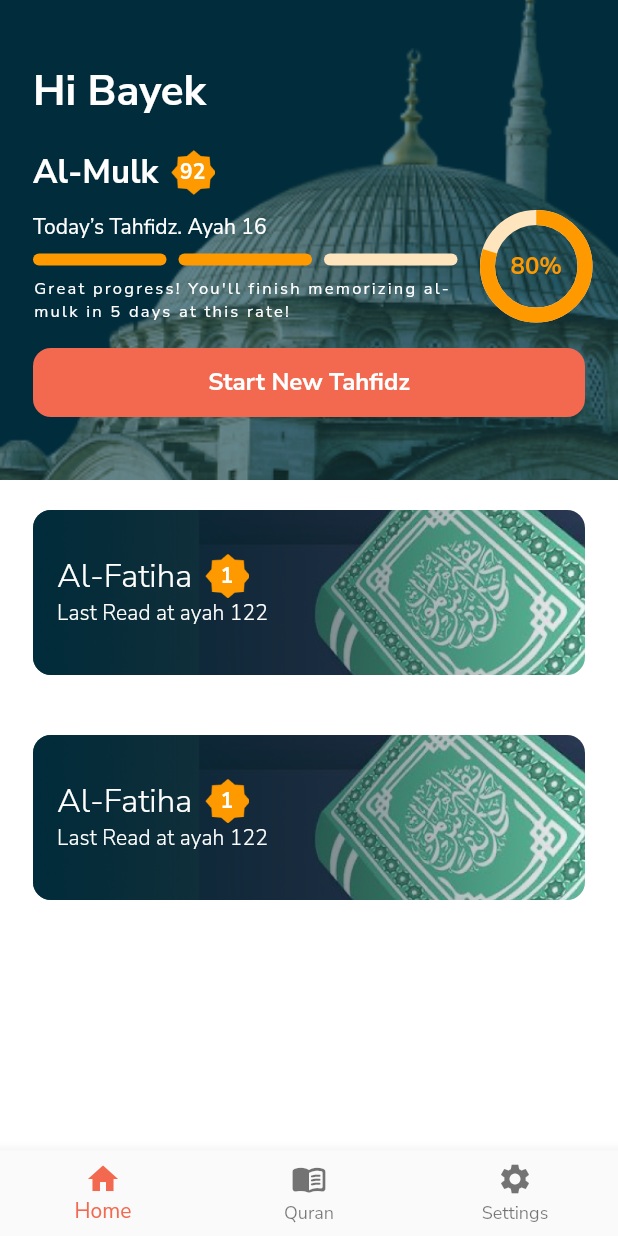
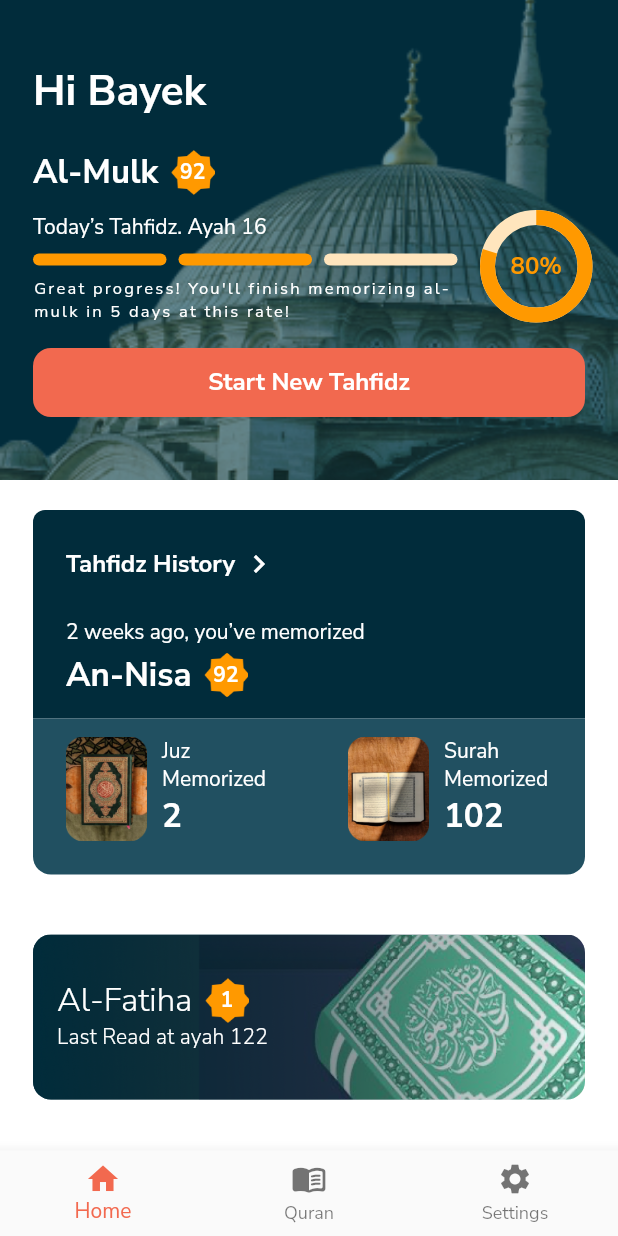
Before and after one commit to ismailrohaga/app-hafizh, a Flutter app: the HomeView screen opened by its route, on a phone screen of 412 x 824 dp. Run offline on Flutter 3.47's test engine with Material 2 defaults, Android fonts, the phone set to English and light mode, and no system bars; our stand-ins replace dartz, dio, equatable, firebase_auth, firebase_core, flutter_bloc and 8 more; missing offline and left inert: dio_cache_interceptor; accounts and stored records are empty.

Commit message:
feat: implement tahfiz history card

```diff
--- a/lib/common/ui/app_colors.dart
+++ b/lib/common/ui/app_colors.dart
@@ -5,12 +5,12 @@ class AppColors {
   static const Color kSecondary = Color(0xFFFF9900);
   static const Color kTertriary = Color(0xFFFFE5BD);
   static const Color kDeepGreen = Color(0xFF012C3B);
+  static const Color kLightDeepGreen = Color(0XFF215061);
 
   static const kColorScheme = ColorScheme(
     primary: kPrimary,
     primaryContainer: kPrimary,
     secondary: kSecondary,
-    secondaryContainer: kSecondary,
     tertiary: kTertriary,
     tertiaryContainer: kTertriary,
     surface: Colors.white,
--- /dev/null
+++ b/lib/common/ui/widget/organisms/dashboard_widget.dart
@@ -0,0 +1,108 @@
+import 'package:flutter/material.dart';
+import 'package:hafizh/common/const/const.dart';
+import 'package:hafizh/common/ext/build_context_ext.dart';
+
+import 'package:hafizh/common/ui/widget/atoms/atoms.dart';
+import 'package:hafizh/common/ui/widget/molecules/molecules.dart';
+
+class DashboardWidget extends StatelessWidget {
+  final String backgroundImage;
+  final HafizhButtonWidget? callToAction;
+
+  const DashboardWidget({
+    super.key,
+    required this.backgroundImage,
+    this.callToAction,
+  });
+
+  @override
+  Widget build(BuildContext context) {
+    return Container(
+      padding: const EdgeInsets.symmetric(
+          vertical: 42, horizontal: ScreenPaddingConstant.horizontal),
+      decoration: BoxDecoration(
+          image: DecorationImage(
+              image: AssetImage(backgroundImage), fit: BoxFit.cover)),
+      child: Column(
+        children: [
+          Expanded(
+            child: Row(
+              mainAxisAlignment: MainAxisAlignment.spaceBetween,
+              crossAxisAlignment: CrossAxisAlignment.end,
+              children: const [
+                Expanded(
+                  child: DashboardUserProgressWidget(),
+                ),
+                SizedBox(
+                  width: 12,
+                ),
+                CircularPercentageIndicatorWidget(
+                  value: 0.8,
+                )
+              ],
+            ),
+          ),
+          const SizedBox(
+            height: 22,
+          ),
+          Row(
+            children: [
+              Expanded(
+                child: callToAction ?? Container(),
+              ),
+            ],
+          ),
+        ],
+      ),
+    );
+  }
+}
+
+// TODO: Need to be injected from the outside @mizard
+class DashboardUserProgressWidget extends StatelessWidget {
+  const DashboardUserProgressWidget({
+    super.key,
+  });
+
+  @override
+  Widget build(BuildContext context) {
+    return Column(
+      crossAxisAlignment: CrossAxisAlignment.start,
+      mainAxisAlignment: MainAxisAlignment.end,
+      children: [
+        Text(
+          'Hi Bayek',
+          style: context.textTheme.headlineMedium,
+        ),
+        const SizedBox(
+          height: 20,
+        ),
+        const SurahWithBadgeWidget(
+          surah: 'Al-Mulk',
+          surahNumber: 92,
+        ),
+        const SizedBox(
+          height: 12,
+        ),
+        Text(
+          'Today’s Tahfidz. Ayah 16',
+          style: context.textTheme.labelLarge,
+        ),
+        const SizedBox(
+          height: 8,
+        ),
+        const HorizontalProgressBarIndicator(
+          count: 3,
+          value: 2,
+        ),
+        const SizedBox(
+          height: 8,
+        ),
+        Text(
+          'Great progress! You\'ll finish memorizing al-mulk in 5 days at this rate!',
+          style: context.textTheme.labelSmall,
+        ),
+      ],
+    );
+  }
+}
--- a/lib/common/ui/widget/organisms/organisms.dart
+++ b/lib/common/ui/widget/organisms/organisms.dart
@@ -1,2 +1,4 @@
 export 'appbar/scaffold_with_detail_surah_app_bar.dart';
 export 'bottom_nav/scaffold_with_bottom_nav_bar.dart';
+export 'sliver_scroll_wrapper_view_widget.dart';
+export 'dashboard_widget.dart';
--- /dev/null
+++ b/lib/common/ui/widget/organisms/sliver_scroll_wrapper_view_widget.dart
@@ -0,0 +1,29 @@
+import 'package:flutter/material.dart';
+import 'package:hafizh/common/ext/build_context_ext.dart';
+
+class SliverScrollWrapperViewWidget extends StatelessWidget {
+  final Widget background;
+  final List<Widget> listDelegate;
+
+  const SliverScrollWrapperViewWidget({
+    super.key,
+    required this.listDelegate,
+    required this.background,
+  });
+
+  @override
+  Widget build(BuildContext context) {
+    return CustomScrollView(slivers: [
+      SliverAppBar(
+        expandedHeight: 320,
+        backgroundColor: context.colors.background,
+        flexibleSpace: FlexibleSpaceBar(
+          background: background,
+        ),
+      ),
+      SliverList(
+        delegate: SliverChildListDelegate(listDelegate),
+      ),
+    ]);
+  }
+}
--- a/lib/presentation/home/home_view.dart
+++ b/lib/presentation/home/home_view.dart
@@ -1,16 +1,15 @@
 import 'package:flutter/material.dart';
 
 import 'package:hafizh/common/const/named_routes.dart';
-import 'package:hafizh/common/const/screen_padding_constant.dart';
 
-import 'package:hafizh/common/ext/build_context_ext.dart';
-
-import 'package:hafizh/common/ui/widget/atoms/atoms.dart';
 import 'package:hafizh/common/ui/widget/molecules/molecules.dart';
+import 'package:hafizh/common/ui/widget/organisms/organisms.dart';
 
 import 'package:hafizh/common/dependencies/dependencies.dart';
 
 import 'package:hafizh/presentation/bloc/app_bloc.dart';
+import 'package:hafizh/presentation/home/widgets/tahfidz_history_card_widget.dart';
+import 'package:hafizh/presentation/home/widgets/tahfidz_history_list_delegate_widget.dart';
 
 class HomeView extends StatelessWidget {
   const HomeView({super.key});
@@ -23,128 +22,19 @@ class HomeView extends StatelessWidget {
             context.goNamed(NamedRoutes.loginView);
           }
         },
-        child: Scaffold(
-          body: CustomScrollView(slivers: [
-            SliverAppBar(
-              expandedHeight: 320,
-              backgroundColor: context.colors.background,
-              flexibleSpace: FlexibleSpaceBar(
-                background: Container(
-                  padding: const EdgeInsets.symmetric(
-                      vertical: 42,
-                      horizontal: ScreenPaddingConstant.horizontal),
-                  decoration: const BoxDecoration(
-                      image: DecorationImage(
-                          image: AssetImage("assets/images/home_hero.png"),
-                          fit: BoxFit.cover)),
-                  child: Column(
-                    children: [
-                      Expanded(
-                        child: Row(
-                          mainAxisAlignment: MainAxisAlignment.spaceBetween,
-                          crossAxisAlignment: CrossAxisAlignment.end,
-                          children: [
-                            Expanded(
-                              child: Column(
-                                crossAxisAlignment: CrossAxisAlignment.start,
-                                mainAxisAlignment: MainAxisAlignment.end,
-                                children: [
-                                  Text(
-                                    'Hi Bayek',
-                                    style: context.textTheme.headlineMedium,
-                                  ),
-                                  const SizedBox(
-                                    height: 20,
-                                  ),
-                                  const SurahWithBadgeWidget(
-                                    surah: 'Al-Mulk',
-                                    surahNumber: 92,
-                                  ),
-                                  const SizedBox(
-                                    height: 12,
-                                  ),
-                                  Text(
-                                    'Today’s Tahfidz. Ayah 16',
-                                    style: context.textTheme.labelLarge,
-                                  ),
-                                  const SizedBox(
-                                    height: 8,
-                                  ),
-                                  const HorizontalProgressBarIndicator(
-                                    count: 3,
-                                    value: 2,
-                                  ),
-                                  const SizedBox(
-                                    height: 8,
-                                  ),
-                                  Text(
-                                    'Great progress! You\'ll finish memorizing al-mulk in 5 days at this rate!',
-                                    style: context.textTheme.labelSmall,
-                                  ),
-                                ],
-                              ),
-                            ),
-                            const SizedBox(
-                              width: 12,
-                            ),
-                            const CircularPercentageIndicatorWidget(
-                              value: 0.8,
-                            )
-                          ],
-                        ),
-                      ),
-                      const SizedBox(
-                        height: 22,
-                      ),
-                      Row(
-                        children: const [
-                          Expanded(
-                            child: HafizhButtonWidget(
-                              text: 'Start New Tahfidz',
-                            ),
-                          ),
-                        ],
-                      ),
-                    ],
-                  ),
-                ),
+        child: const Scaffold(
+          body: SliverScrollWrapperViewWidget(
+            background: DashboardWidget(
+              backgroundImage: "assets/images/home_hero.png",
+              callToAction: HafizhButtonWidget(
+                text: 'Start New Tahfidz',
               ),
             ),
-            SliverList(
-              delegate: SliverChildListDelegate([
-                Padding(
-                  padding: const EdgeInsets.symmetric(
-                      vertical: 20,
-                      horizontal: ScreenPaddingConstant.horizontal),
-                  child: Column(
-                    children: [
-                      SurahCardWidget(
-                        subtitle: "Last Read at ayah 122",
-                        name: "Al-Fatiha",
-                        number: 1,
-                        onTap: () => {},
-                      ),
-                    ],
-                  ),
-                ),
-                Padding(
-                  padding: const EdgeInsets.symmetric(
-                      vertical: 20,
-                      horizontal: ScreenPaddingConstant.horizontal),
-                  child: Column(
-                    children: [
-                      SurahCardWidget(
-                        subtitle: "Last Read at ayah 122",
-                        name: "Al-Fatiha",
-                        number: 1,
-                        onTap: () => {},
-                      ),
-                    ],
-                  ),
-                ),
-              ]),
-            ),
-          ]),
+            listDelegate: [
+              TahfidzHistoryCardWidget(),
+              TahfidzhHistoryListDelegateWidget()
+            ],
+          ),
         ));
   }
 }
--- /dev/null
+++ b/lib/presentation/home/widgets/tahfidz_history_card_widget.dart
@@ -0,0 +1,159 @@
+import 'package:flutter/material.dart';
+import 'package:hafizh/common/const/const.dart';
+import 'package:hafizh/common/ext/build_context_ext.dart';
+import 'package:hafizh/common/ui/app_colors.dart';
+import 'package:hafizh/common/ui/widget/atoms/surah_with_badge_widget.dart';
+
+class TahfidzHistoryCardWidget extends StatelessWidget {
+  const TahfidzHistoryCardWidget({super.key});
+
+  @override
+  Widget build(BuildContext context) {
+    return Padding(
+        padding: const EdgeInsets.symmetric(
+            vertical: 20, horizontal: ScreenPaddingConstant.horizontal),
+        child: Column(
+          crossAxisAlignment: CrossAxisAlignment.start,
+          children: const [
+            HistoryResultOfTahfidzWidget(),
+            MemorizedInfoWidget(
+              juzMemorizedCount: '2',
+              surahMemorizedCount: '102',
+            ),
+          ],
+        ));
+  }
+}
+
+class MemorizedInfoWidget extends StatelessWidget {
+  final String juzMemorizedCount;
+  final String surahMemorizedCount;
+
+  const MemorizedInfoWidget({
+    super.key,
+    this.juzMemorizedCount = '0',
+    this.surahMemorizedCount = '0',
+  });
+
+  @override
+  Widget build(BuildContext context) {
+    return Container(
+      width: double.infinity,
+      padding: const EdgeInsets.only(left: 22, top: 12, right: 22, bottom: 22),
+      decoration: const BoxDecoration(
+        color: AppColors.kLightDeepGreen,
+        borderRadius: BorderRadius.only(
+            bottomLeft: Radius.circular(CircularConstant.lg),
+            bottomRight: Radius.circular(CircularConstant.lg)),
+      ),
+      child: Row(
+        mainAxisAlignment: MainAxisAlignment.spaceBetween,
+        children: [
+          MemorizedResultCountWidget(
+            image: 'assets/images/quran_1_image.png',
+            title: 'Juz Memorized',
+            count: juzMemorizedCount,
+          ),
+          MemorizedResultCountWidget(
+            image: 'assets/images/quran_2_image.png',
+            title: 'Surah Memorized',
+            count: surahMemorizedCount,
+          ),
+        ],
+      ),
+    );
+  }
+}
+
+class MemorizedResultCountWidget extends StatelessWidget {
+  final String title;
+  final String count;
+  final String image;
+
+  const MemorizedResultCountWidget({
+    super.key,
+    required this.title,
+    required this.count,
+    required this.image,
+  });
+
+  @override
+  Widget build(BuildContext context) {
+    return SizedBox(
+      width: context.mediaQuery.size.width * 0.33,
+      child: Row(
+        crossAxisAlignment: CrossAxisAlignment.start,
+        children: [
+          Image(image: AssetImage(image), width: 54, height: 70),
+          const SizedBox(
+            width: 10,
+          ),
+          Expanded(
+            child: Column(
+              crossAxisAlignment: CrossAxisAlignment.start,
+              children: [
+                Text(title, style: context.textTheme.bodyMedium),
+                Text(
+                  count,
+                  style: context.textTheme.titleLarge,
+                ),
+              ],
+            ),
+          ),
+        ],
+      ),
+    );
+  }
+}
+
+class HistoryResultOfTahfidzWidget extends StatelessWidget {
+  const HistoryResultOfTahfidzWidget({
+    super.key,
+  });
+
+  @override
+  Widget build(BuildContext context) {
+    var colors = context.colors;
+
+    return Container(
+      width: double.infinity,
+      padding: const EdgeInsets.only(left: 22, top: 24, right: 22, bottom: 14),
+      decoration: BoxDecoration(
+        color: colors.background,
+        borderRadius: const BorderRadius.only(
+            topLeft: Radius.circular(8), topRight: Radius.circular(8)),
+      ),
+      child: Column(
+        crossAxisAlignment: CrossAxisAlignment.start,
+        children: [
+          GestureDetector(
+            onTap: () {},
+            child: Row(
+              mainAxisSize: MainAxisSize.min,
+              crossAxisAlignment: CrossAxisAlignment.center,
+              children: [
+                Text(
+                  'Tahfidz History',
+                  style: context.textTheme.titleMedium,
+                ),
+                const SizedBox(width: SpacingConstant.xs),
+                Icon(Icons.keyboard_arrow_right, color: colors.surface)
+              ],
+            ),
+          ),
+          const SizedBox(
+            height: SpacingConstant.lg,
+          ),
+          Column(
+            crossAxisAlignment: CrossAxisAlignment.start,
+            children: const [
+              Text("2 weeks ago, you’ve memorized"),
+              SizedBox(height: SpacingConstant.xs),
+              SurahWithBadgeWidget(surah: "An-Nisa", surahNumber: 92)
+            ],
+          )
+        ],
+      ),
+    );
+  }
+}
--- /dev/null
+++ b/lib/presentation/home/widgets/tahfidz_history_list_delegate_widget.dart
@@ -0,0 +1,25 @@
+import 'package:flutter/material.dart';
+import 'package:hafizh/common/const/screen_padding_constant.dart';
+import 'package:hafizh/common/ui/widget/molecules/card/surah_card_widget.dart';
+
+class TahfidzhHistoryListDelegateWidget extends StatelessWidget {
+  const TahfidzhHistoryListDelegateWidget({super.key});
+
+  @override
+  Widget build(BuildContext context) {
+    return Padding(
+      padding: const EdgeInsets.symmetric(
+          vertical: 20, horizontal: ScreenPaddingConstant.horizontal),
+      child: Column(
+        children: [
+          SurahCardWidget(
+            subtitle: "Last Read at ayah 122",
+            name: "Al-Fatiha",
+            number: 1,
+            onTap: () => {},
+          ),
+        ],
+      ),
+    );
+  }
+}
```
Also changed, not shown: assets/images/quran_1_image.png (added), assets/images/quran_2_image.png (added).
